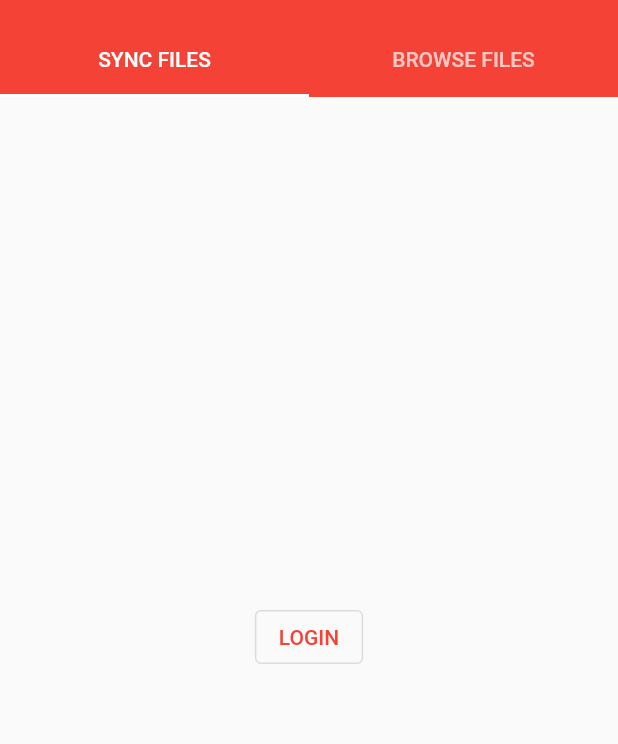
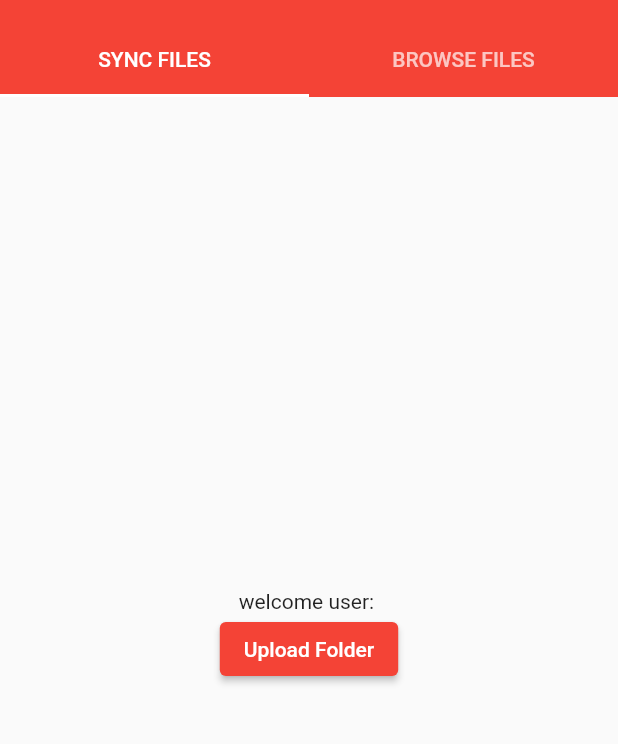
Before and after one commit to levifeldman/file-server-canister, a Flutter app: the screen it shows after launch, on a phone screen of 412 x 824 dp, the part 59-803 px from its top. Run offline on Flutter 3.47's test engine with Material 2 defaults, Android fonts, the phone set to English and light mode, and no system bars; our stand-ins replace js, loading_animation_widget; missing offline and left inert: dart:html, dart:indexed_db, ic_tools, ic_tools_web.

Commit message:
Save user in the indexDB on a log-in Load user of the indexDB in the load_first_state function

```diff
--- a/frontcode/lib/main.dart
+++ b/frontcode/lib/main.dart
@@ -77,6 +77,8 @@ class _MyHomePageState extends State<MyHomePage> with SingleTickerProviderStateM
             });
         }, onError: (e,s) {
             print(e);
+            // alert dialog
+
         });
 
         input_directory = html.Element.html(
@@ -126,7 +128,7 @@ class _MyHomePageState extends State<MyHomePage> with SingleTickerProviderStateM
             body: this.load_first_state_future_is_complete == false || this.state.loading ? Center(
                 child: LoadingAnimationWidget.threeArchedCircle( // fade this in and out
                     color: Colors.black,
-                    size: 200,
+                    size: 100,
                 ),
             ) : this.state.user == null ? Center(
                 child: OutlinedButton(
@@ -135,6 +137,11 @@ class _MyHomePageState extends State<MyHomePage> with SingleTickerProviderStateM
                         setState((){
                             state.loading = true;
                             User.login().then((User user) {
+                                user.save_into_indexdb().then((_null){
+                                    print('user is save in the indexdb');
+                                }, onError: (e) {
+                                    print('error saving user in the indexdb: $e');
+                                });
                                 setState((){
                                     state.user = user;
                                     state.loading = false;
--- a/frontcode/lib/state.dart
+++ b/frontcode/lib/state.dart
@@ -1,8 +1,12 @@
 import 'dart:typed_data';
 import 'dart:math';
+import 'dart:indexed_db';
+import 'dart:html';
 
 import 'package:ic_tools/ic_tools.dart';
+import 'package:ic_tools/tools.dart';
 import 'package:ic_tools_web/ic_tools_web.dart';
+
 
 class CustomState {
 
@@ -11,42 +15,11 @@ class CustomState {
     bool loading = false;
 
     Future<void> load_first_state() async {
-        // check indexdb for a current user and legations (unexpired)
+        this.user = await User.load_user_of_the_indexdb();
+        // check user data in the canister
+
     }
 
 
-}
-
-
-
-class User {
-    final SubtleCryptoECDSAP256Caller caller;
-    final List<Legation> legations;
-
-    User({
-        required this.caller,
-        required this.legations,
-    });
-
-    BigInt? get expiration_unix_timestamp_nanoseconds => this.legations.isNotEmpty ? this.legations.map((l)=>l.expiration_unix_timestamp_nanoseconds).toList().reduce((current, next) => current <= next ? current : next) : null;
-    Uint8List get public_key_DER => legations.length >= 1 ? legations[0].legator_public_key_DER : caller.public_key_DER;
-    Principal get principal => Principal.ofthePublicKeyDER(this.public_key_DER);
-
-    Future<Uint8List> call(Canister canister, {required CallType calltype, required String method_name, Uint8List? put_bytes, Duration timeout_duration = const Duration(minutes: 10)}) {
-        return canister.call(caller:this.caller, legations:this.legations, calltype:calltype, method_name:method_name, put_bytes:put_bytes, timeout_duration:timeout_duration);
-    }
-
-    static Future<User> login() async {
-        SubtleCryptoECDSAP256Caller legatee_caller = await SubtleCryptoECDSAP256Caller.new_keys();
-        List<Legation> legations = await ii_login(
-            legatee_caller,
-            valid_duration: Duration(days: 30),
-        );
-        // save user in the indexdb
-        return User(
-            caller: legatee_caller,
-            legations: legations
-        );
-    }
 
 }
```
